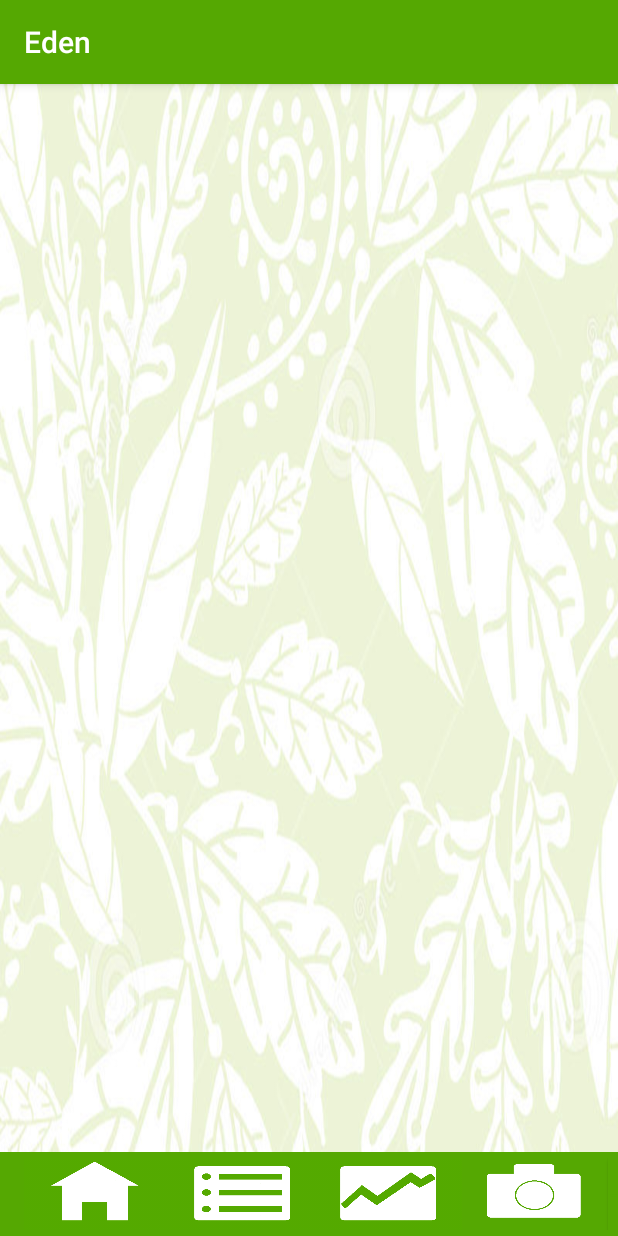
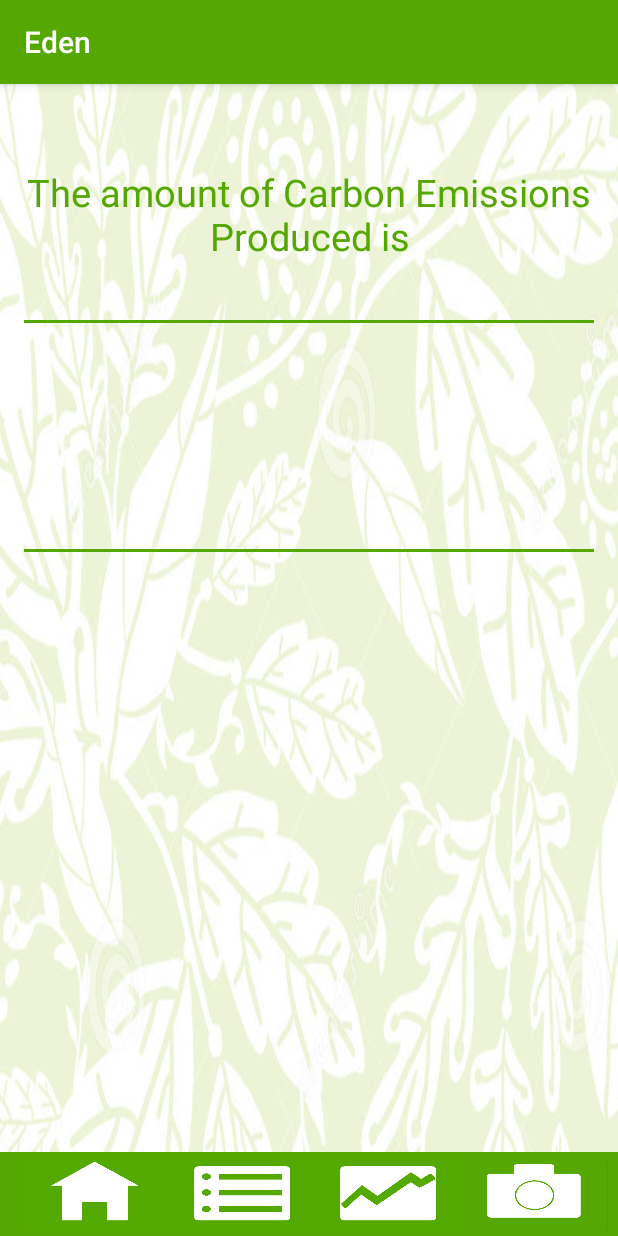
Before and after one commit to Jnayakk/Eden, an Android app: the Res screen opened directly, with no data from a screen before it, on a phone screen of 412 x 824 dp. Run offline under Robolectric (Android 15) with nearby library versions, the phone set to English and light mode, and no system bars.

Commit message:
Fixed all bugs and updated User Interface

```diff
--- a/app/src/main/java/com/example/vero/eden/Res.java
+++ b/app/src/main/java/com/example/vero/eden/Res.java
@@ -20,13 +20,8 @@ public class Res extends AppCompatActivity {
         setContentView(R.layout.activity_res);
 
         String overallM = getIntent().getStringExtra(MainActivity.CO2_KEY);
-        resultText = new TextView(Res.this);
+        resultText = (TextView) findViewById(R.id.amt);
         resultText.setText(overallM);
-        resultText.setTextSize(18);
-        resultText.setTextColor(Color.BLACK);
-        resultText.setGravity(Gravity.CENTER_VERTICAL);
-        mLayout = (LinearLayout) findViewById(R.id.gpaLayout);
-        mLayout.addView(resultText);
     }
 
     public void cameraactivity(View view) {
@@ -39,8 +34,13 @@ public class Res extends AppCompatActivity {
         startActivity(intent);
     }
 
-    public void calculate(View view) {
+    public void mainactivity(View view) {
         Intent intent = new Intent(this, MainActivity.class);
         startActivity(intent);
     }
+
+    public void graphactivity(View view) {
+        Intent intent = new Intent(this, GraphActivity.class);
+        startActivity(intent);
+    }
 }
--- a/app/src/main/res/layout/activity_res.xml
+++ b/app/src/main/res/layout/activity_res.xml
@@ -17,14 +17,65 @@
         android:paddingTop="@dimen/activity_vertical_margin"
         android:orientation="vertical"
         android:layout_weight="1">
-
         <LinearLayout
-            android:layout_width="wrap_content"
+            android:layout_width="match_parent"
             android:layout_height="match_parent"
             android:id="@+id/gpaLayout"
             android:orientation="vertical">
+            <TextView
+                android:layout_width="match_parent"
+                android:layout_height="wrap_content"/>
+            <TextView
+                android:layout_width="match_parent"
+                android:layout_height="wrap_content"/>
+            <TextView
+                android:layout_width="match_parent"
+                android:layout_height="wrap_content"
+                android:text="@string/produced"
+                android:textSize="25sp"
+                android:gravity="center"
+                android:textColor="#55A802"/>
+            <TextView
+                android:layout_width="match_parent"
+                android:layout_height="wrap_content"/>
+            <TextView
+                android:layout_width="match_parent"
+                android:layout_height="wrap_content"/>
+            <View
+                android:layout_width="fill_parent"
+                android:layout_height="2dp"
+                android:background="#55A802"/>
+            <TextView
+                android:layout_width="match_parent"
+                android:layout_height="wrap_content"/>
+            <TextView
+                android:layout_width="match_parent"
+                android:layout_height="wrap_content"/>
+            <TextView
+                android:layout_width="match_parent"
+                android:layout_height="wrap_content"/>
+            <TextView
+                android:layout_width="match_parent"
+                android:layout_height="wrap_content"
+                android:id="@+id/amt"
+                android:textSize="25sp"
+                android:gravity="center"
+                android:textColor="#55A802"/>
+            <TextView
+                android:layout_width="match_parent"
+                android:layout_height="wrap_content"/>
+            <TextView
+                android:layout_width="match_parent"
+                android:layout_height="wrap_content"/>
+            <TextView
+                android:layout_width="match_parent"
+                android:layout_height="wrap_content"/>
+            <View
+                android:layout_width="fill_parent"
+                android:layout_height="2dp"
+                android:background="#55A802"/>
         </LinearLayout>
-        </LinearLayout>
+    </LinearLayout>
     <Toolbar
         android:layout_width="match_parent"
         android:layout_height="wrap_content"
@@ -47,12 +98,13 @@
                 android:layout_weight="1"
                 android:layout_width="fill_parent"
                 android:layout_height="match_parent"
+                android:onClick="mainactivity"
                 android:background= "@drawable/licon"/>
             <ImageButton
                 android:layout_weight="1"
                 android:layout_width="fill_parent"
                 android:layout_height="match_parent"
-                android:onClick="addcourseGrade"
+                android:onClick="graphactivity"
                 android:background= "@drawable/stockicon4"/>
             <ImageButton
                 android:layout_weight="1"
--- a/app/src/main/res/values/strings.xml
+++ b/app/src/main/res/values/strings.xml
@@ -8,6 +8,8 @@
     <string name="quantity_text">Quantity</string>
     <string name="kg_hint">Enter the weight(kg)</string>
     <string name="quantity_hint">Enter the Amount</string>
+    <string name="produced">The amount of Carbon Emissions Produced is</string>
+    <string name="scanbarcode">Scan the barcode of your product here</string>
 
     <string-array name="grocery_list">
         <item>Lamb</item>
```
Also changed, not shown: app/src/main/res/layout/activity_camera.xml (+14 -3 lines), app/src/main/res/layout/activity_graph.xml (+16 -1 lines).
